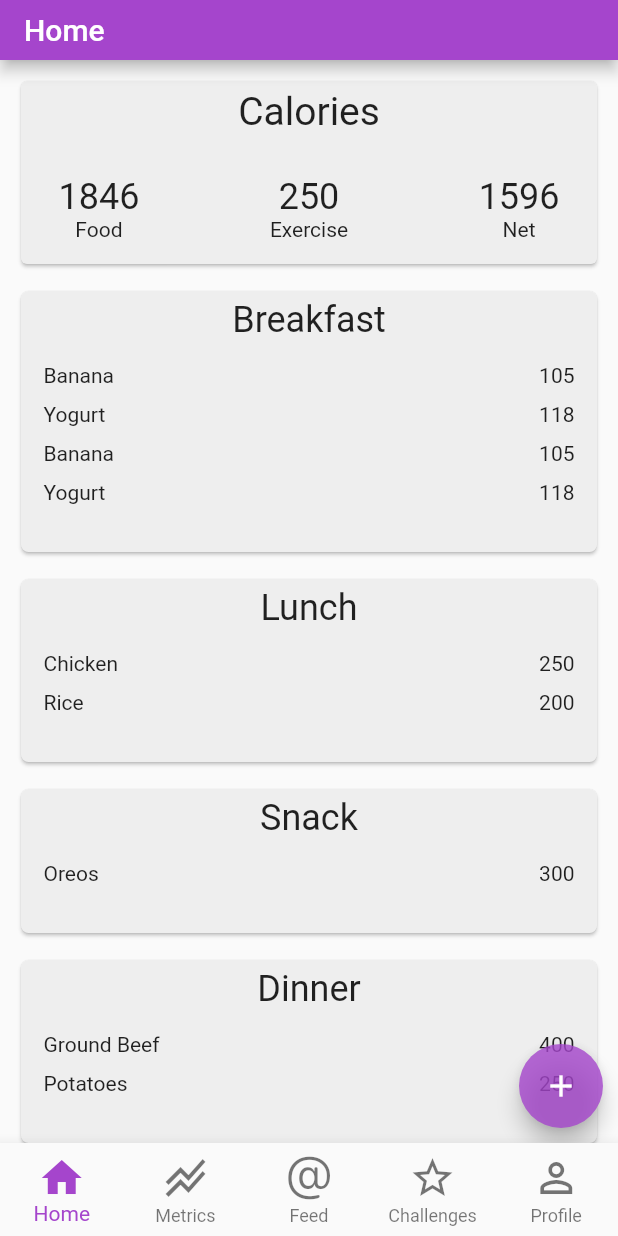
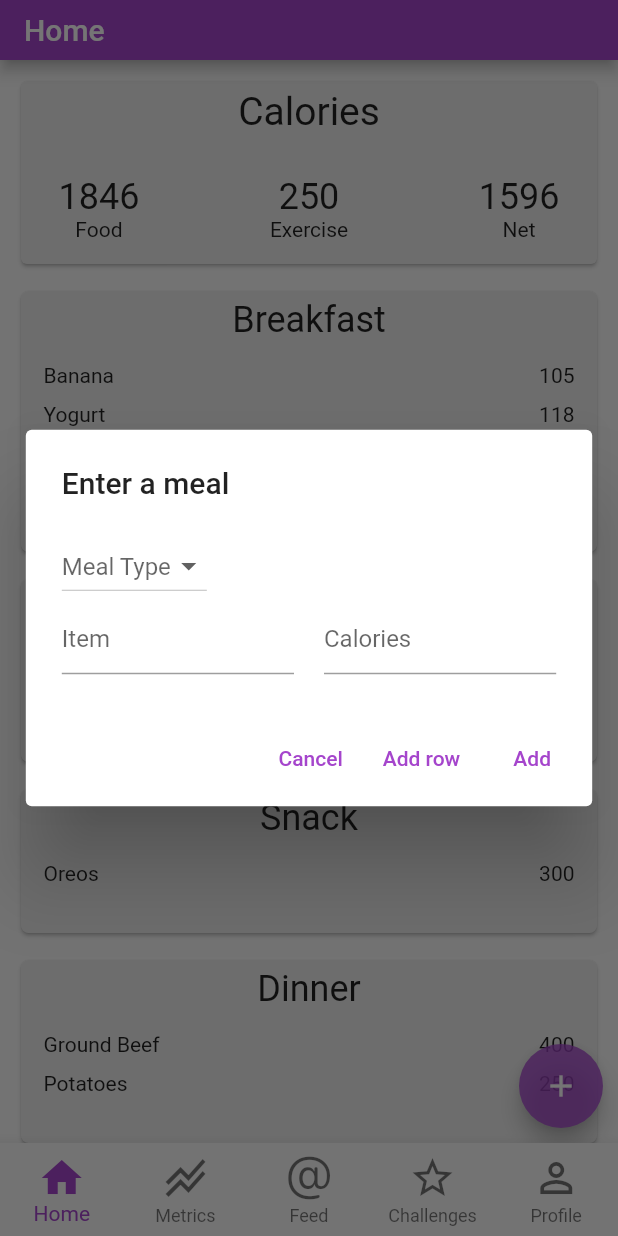
Before and after one commit to bakhtw1/Trifit, a Flutter app: the screen it shows after launch, after a tap on the "add" icon, on a phone screen of 412 x 824 dp. Run offline on Flutter 3.47's test engine with Material 2 defaults, Android fonts, the phone set to English and light mode, and no system bars.

Commit message:
Basic functions for enter meal dialog

```diff
--- a/lib/Screens/home.dart
+++ b/lib/Screens/home.dart
@@ -3,6 +3,7 @@ import 'dart:collection';
 import 'package:flutter/material.dart';
 import '../assets/Styles.dart' as tfStyle;
 import '../assets/SampleData.dart' as SampleData;
+import '../components/dropdown.dart';
 
 class HomePage extends StatefulWidget {
   const HomePage({Key? key}) : super(key: key);
@@ -39,7 +40,9 @@ class _HomePageState extends State<HomePage> {
             right: 10,
             child: FloatingActionButton(
               backgroundColor: tfStyle.trifitColor[700],
-              onPressed: showAddFoodItemModal,
+              onPressed: () {
+                showMealEntryDialog();
+              },
               tooltip: 'Add a new entry',
               child: const Icon(Icons.add),
             ),
@@ -48,12 +51,98 @@ class _HomePageState extends State<HomePage> {
     );
   }
 
-  /*
-    This will bring up the screen for adding a food item entry to the home page
-    For now, it will do nothing but print to console
-  */
-  void showAddFoodItemModal() {
-    print("Add food item");
+  void showMealEntryDialog() {
+    String mealType = "One";
+    String dropdownValue = "";
+    List<TextEditingController> itemControllers = [TextEditingController()];
+    List<TextEditingController> calorieControllers = [TextEditingController()];
+
+    List<Widget> itemRows = [
+              Row(
+                children: [
+                  Expanded(child: TextFormField(
+                    controller: itemControllers[0],
+                    decoration: InputDecoration(hintText: "Item"),
+                  )),
+                  SizedBox(width: 20),
+                     Expanded(child: TextFormField(
+                    controller: calorieControllers[0],
+                    decoration: InputDecoration(hintText: "Calories"),
+                  )),
+                ],
+              ),
+    ];
+
+    showDialog(
+      context: context,
+      builder: (context) {
+        return StatefulBuilder(
+      builder: (context, setState) {
+        return AlertDialog(
+          title: Text('Enter a meal'),
+          insetPadding: EdgeInsets.zero,
+          content: Container(
+              width: MediaQuery.of(context).size.width*0.8,
+              child: SingleChildScrollView(
+                child: Column(
+                  children: [
+                    Align(
+                      alignment: Alignment.topLeft,
+                      child: DropdownMenu(onValueSelected: (String value) { dropdownValue = value; })
+                    ),
+                    ...itemRows,
+                  ],
+                )
+            ),
+          ),
+          actions: [
+            TextButton(
+              onPressed: () => Navigator.pop(context),
+              child: Text('Cancel'),
+            ),
+            TextButton(
+              onPressed: () {
+                setState(() {
+                  var newItemController = TextEditingController();
+                  var newCalorieController = TextEditingController();
+                  itemControllers.insert(0, newItemController);
+                  calorieControllers.insert(0, newCalorieController);
+                  itemRows.insert(0,Row(
+                    children: [
+                      Expanded(child: TextFormField(
+                        controller: itemControllers[0],
+                        decoration: InputDecoration(hintText: "Item"),
+                      )),
+                      SizedBox(width: 20),
+                        Expanded(child: TextFormField(
+                        controller: calorieControllers[0],
+                        decoration: InputDecoration(hintText: "Calories"),
+                      )),
+                    ],
+                  ));
+                });
+              },
+              child: Text('Add row'),
+            ),
+            TextButton(
+              onPressed: () {
+                print(dropdownValue);
+                for (int i = 0; i < itemControllers.length; i++) {
+                  print(itemControllers[i].text);
+                  print(calorieControllers[i].text);
+                }
+                Navigator.pop(context);
+              },
+              child: Text('Add'),
+            ),
+          ],
+        );});
+      },
+    );
+  }
+
+  Row newItemRow() {
+    return Row();
   }
 
   int calculateCaloriesFromFood() {
--- /dev/null
+++ b/lib/components/dropdown.dart
@@ -0,0 +1,47 @@
+import 'package:flutter/material.dart';
+
+class DropdownMenu extends StatefulWidget {
+  // pass a callback to your widget to be able to get the selected value from a parent
+  final Function(String) onValueSelected;
+
+  DropdownMenu({required this.onValueSelected});
+
+  @override
+  _DropdownMenuState createState() => _DropdownMenuState();
+}
+
+class _DropdownMenuState extends State<DropdownMenu> {
+  String? _value;
+
+  @override
+  Widget build(BuildContext context) {
+    return DropdownButton<String>(
+        items: const [
+          DropdownMenuItem<String>(
+            child: Text('Snack'),
+            value: 'Snack',
+          ),
+          DropdownMenuItem<String>(
+            child: Text('Breakfast'),
+            value: 'Breakfast',
+          ),
+          DropdownMenuItem<String>(
+            child: Text('Lunch'),
+            value: 'Lunch',
+          ),
+          DropdownMenuItem<String>(
+            child: Text('Dinner'),
+            value: 'Dinner',
+          ),
+        ],
+        onChanged: (String? value) {
+          setState(() {
+            _value = value;
+            widget.onValueSelected(value!); // call the function passing the value
+          });
+        },
+        hint: Text('Meal Type'),
+        value: _value,
+    );
+  }
+}
```
